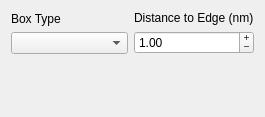
The window that ui/createboxsettings.ui (breuerss/gromacs-ui) describes before a commit, drawn with Qt 5.
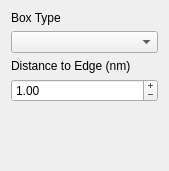
The same window after the commit.

Commit message: fix: layout of settings in node

```diff
--- a/ui/createboxsettings.ui
+++ b/ui/createboxsettings.ui
@@ -6,8 +6,8 @@
    <rect>
     <x>0</x>
     <y>0</y>
-    <width>265</width>
-    <height>117</height>
+    <width>169</width>
+    <height>171</height>
    </rect>
   </property>
   <property name="windowTitle">
@@ -15,8 +15,6 @@
   </property>
   <layout class="QVBoxLayout" name="verticalLayout">
    <item>
-    <layout class="QHBoxLayout" name="horizontalLayout_5">
-     <item>
       <layout class="QVBoxLayout" name="verticalLayout_5">
        <item>
         <widget class="QLabel" name="boxTypeLabel">
@@ -55,8 +53,6 @@
           <double>1.000000000000000</double>
          </property>
         </widget>
-       </item>
-      </layout>
      </item>
     </layout>
    </item>
```
Lines whose indentation alone changed are shown as unchanged. The commit also changes 4 other files.
